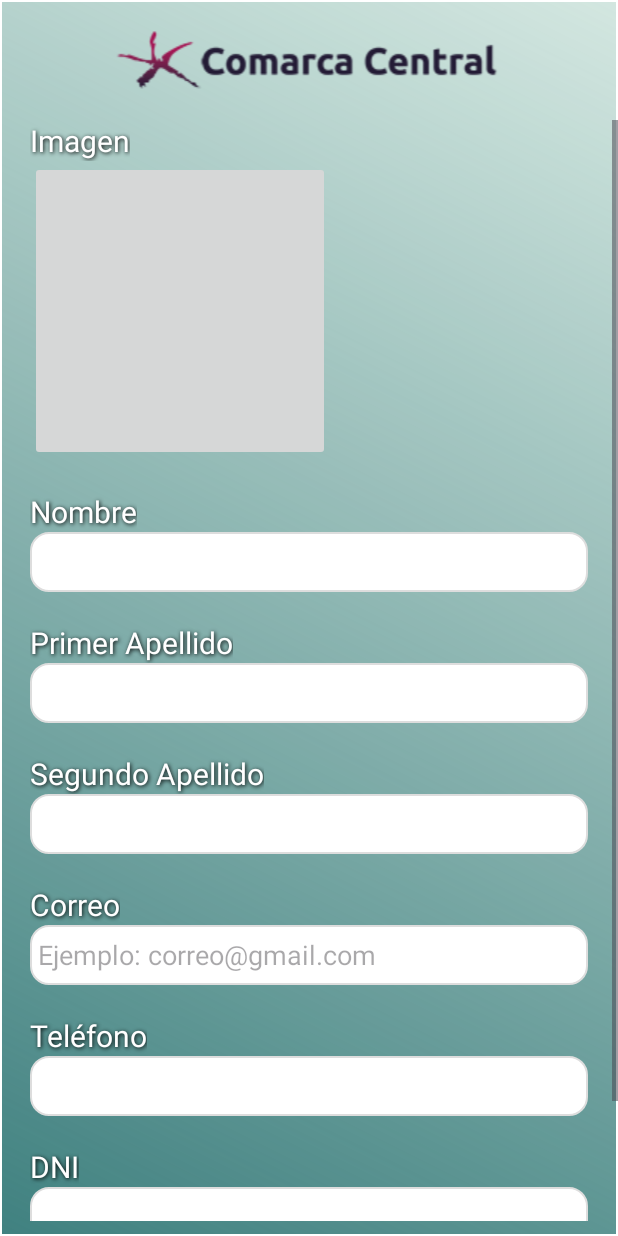
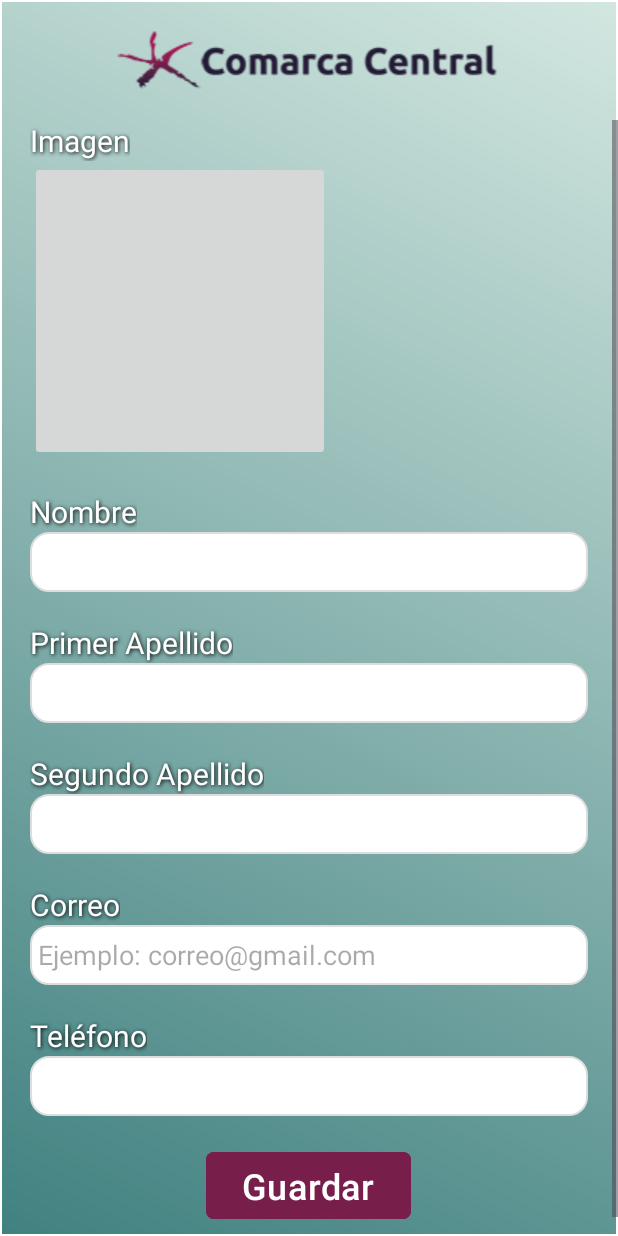
Before and after one commit to IvanFe96/Proyecto_DAM, an Android app: the ModificacionTrabajador screen opened directly, with no data from a screen before it, on a phone screen of 412 x 824 dp. Run offline under Robolectric (Android 15) with nearby library versions, the phone set to English and light mode, and no system bars; our stand-ins replace Firebase (no records; nobody signed in at launch, a user with empty details on screens opened directly), Picasso.

```diff
--- a/app/src/main/AndroidManifest.xml
+++ b/app/src/main/AndroidManifest.xml
@@ -44,7 +44,8 @@
         <activity android:name=".modelo.admo.gestion_trabajadores.Valoraciones" />
         <activity android:name=".modelo.admo.gestion_trabajadores.ListaTrabajadoresIncidencias" />
         <activity android:name=".modelo.admo.gestion_trabajadores.Fichaje" />
-        <activity android:name=".modelo.admo.gestion_trabajadores.AltaModificacionTrabajador" />
+        <activity android:name=".modelo.admo.gestion_trabajadores.AltaTrabajador" />
+        <activity android:name=".modelo.admo.gestion_trabajadores.ModificacionTrabajador" />
         <activity android:name=".modelo.cliente.EleccionCliente" />
         <activity android:name=".modelo.cliente.Valorar" />
         <activity android:name=".modelo.cliente.RegistrarNecesidades" />
--- a/app/src/main/java/com/example/cmct/modelo/admo/adaptadores/AdaptadorVerTrabajadores.java
+++ b/app/src/main/java/com/example/cmct/modelo/admo/adaptadores/AdaptadorVerTrabajadores.java
@@ -16,6 +16,8 @@ import com.example.cmct.clases.Trabajador;
 import com.firebase.ui.firestore.FirestoreRecyclerAdapter;
 import com.firebase.ui.firestore.FirestoreRecyclerOptions;
 import com.google.firebase.firestore.DocumentSnapshot;
+import com.squareup.picasso.MemoryPolicy;
+import com.squareup.picasso.NetworkPolicy;
 import com.squareup.picasso.Picasso;
 
 public class AdaptadorVerTrabajadores extends FirestoreRecyclerAdapter<Trabajador, AdaptadorVerTrabajadores.DatosHolder>{
@@ -39,6 +41,8 @@ public class AdaptadorVerTrabajadores extends FirestoreRecyclerAdapter<Trabajado
         if (modelo.getImagen() != null && !modelo.getImagen().isEmpty()) {
             Picasso.get()
                     .load(modelo.getImagen())
+                    .networkPolicy(NetworkPolicy.NO_CACHE)
+                    .memoryPolicy(MemoryPolicy.NO_CACHE)
                     .placeholder(R.drawable.ic_launcher_foreground) // IMAGEN DE CARGA
                     .error(R.drawable.ic_launcher_foreground) // IMAGEN EN CASO DE ERROR
                     .into(holder.imagen);
--- a/app/src/main/java/com/example/cmct/modelo/admo/gestion_clientes/VerClientes.java
+++ b/app/src/main/java/com/example/cmct/modelo/admo/gestion_clientes/VerClientes.java
@@ -11,7 +11,6 @@ import android.widget.AdapterView;
 import android.widget.ArrayAdapter;
 import android.widget.EditText;
 import android.widget.Spinner;
-import android.widget.Toast;
 
 import androidx.appcompat.app.AlertDialog;
 import androidx.appcompat.app.AppCompatActivity;
@@ -21,8 +20,6 @@ import androidx.recyclerview.widget.RecyclerView;
 import com.example.cmct.R;
 import com.example.cmct.clases.Cliente;
 import com.example.cmct.modelo.admo.adaptadores.AdaptadorVerClientes;
-import com.example.cmct.modelo.admo.adaptadores.AdaptadorVerTrabajadores;
-import com.example.cmct.modelo.admo.gestion_trabajadores.AltaModificacionTrabajador;
 
 import java.util.ArrayList;
 import java.util.Arrays;
--- a/app/src/main/java/com/example/cmct/modelo/admo/gestion_trabajadores/VerTrabajadores.java
+++ b/app/src/main/java/com/example/cmct/modelo/admo/gestion_trabajadores/VerTrabajadores.java
@@ -6,7 +6,6 @@ import android.content.Intent;
 import android.os.Bundle;
 import android.text.Editable;
 import android.text.TextWatcher;
-import android.util.Log;
 import android.view.Gravity;
 import android.view.LayoutInflater;
 import android.view.MenuItem;
@@ -16,7 +15,6 @@ import android.widget.EditText;
 import android.widget.TextView;
 import android.widget.Toast;
 
-import androidx.annotation.Nullable;
 import androidx.appcompat.app.AlertDialog;
 import androidx.appcompat.app.AppCompatActivity;
 import androidx.recyclerview.widget.LinearLayoutManager;
@@ -27,7 +25,6 @@ import com.example.cmct.clases.Administrador;
 import com.example.cmct.clases.Trabajador;
 import com.example.cmct.modelo.admo.adaptadores.AdaptadorVerTrabajadores;
 import com.firebase.ui.firestore.FirestoreRecyclerOptions;
-import com.google.firebase.auth.FirebaseAuth;
 import com.google.firebase.firestore.DocumentSnapshot;
 import com.google.firebase.firestore.FirebaseFirestore;
 import com.google.firebase.firestore.Query;
@@ -110,7 +107,7 @@ public class VerTrabajadores extends AppCompatActivity {
 
     // CLICK DEL BOTON PARA HACER EL FORMULARIO DE ALTA TRABAJADOR
     public void clickBotonAltaTrabajador(View view) {
-        Intent intent = new Intent(this, AltaModificacionTrabajador.class);
+        Intent intent = new Intent(this, AltaTrabajador.class);
         intent.setAction("NUEVO");
         startActivity(intent);
     }
@@ -126,7 +123,7 @@ public class VerTrabajadores extends AppCompatActivity {
             String idUsuario = adaptadorVerTrabajadores.obtenerSnapshot(posicion).getId();
 
             // INICIAR EL INTENT Y PASAR EL ID DEL TRABAJADOR
-            Intent intent = new Intent(this, AltaModificacionTrabajador.class);
+            Intent intent = new Intent(this, ModificacionTrabajador.class);
             intent.putExtra("idusuario", idUsuario);
             intent.setAction("EDITAR");
             startActivity(intent);
@@ -148,7 +145,9 @@ public class VerTrabajadores extends AppCompatActivity {
                     // DAR DE BAJA AL TRABAJADOR
                     administrador.bajaTrabajadorAutenticacion(snapshot, VerTrabajadores.this);
 
+                    // ACTUALIZAR LA LISTA
                     onResume();
+
                     // CERRAR EL DIALOGO
                     dialog.dismiss();
                 }
--- a/app/src/main/res/layout/admo_alta_modificar_trabajador.xml
+++ b/app/src/main/res/layout/admo_alta_trabajador.xml
@@ -5,7 +5,7 @@
     android:id="@+id/main"
     android:layout_width="match_parent"
     android:layout_height="wrap_content"
-    tools:context=".modelo.admo.gestion_trabajadores.AltaModificacionTrabajador"
+    tools:context=".modelo.admo.gestion_trabajadores.AltaTrabajador"
     android:background="@drawable/estilo_fondo"
     android:orientation="vertical">
 
--- /dev/null
+++ b/app/src/main/res/layout/admo_modificar_trabajador.xml
@@ -0,0 +1,175 @@
+<?xml version="1.0" encoding="utf-8"?>
+<LinearLayout xmlns:android="http://schemas.android.com/apk/res/android"
+    xmlns:app="http://schemas.android.com/apk/res-auto"
+    xmlns:tools="http://schemas.android.com/tools"
+    android:id="@+id/main"
+    android:layout_width="match_parent"
+    android:layout_height="wrap_content"
+    tools:context=".modelo.admo.gestion_trabajadores.AltaTrabajador"
+    android:background="@drawable/estilo_fondo"
+    android:orientation="vertical">
+
+
+
+    <ImageView
+        android:id="@+id/imageView"
+        android:layout_width="match_parent"
+        android:layout_height="wrap_content"
+        android:paddingTop="20dp"
+        android:paddingBottom="20dp"
+        app:srcCompat="@drawable/logotipo_horizontal" />
+
+
+
+    <ScrollView
+        android:layout_width="match_parent"
+        android:layout_height="wrap_content"
+        android:layout_marginBottom="10dp">
+
+        <LinearLayout
+            android:layout_width="match_parent"
+            android:layout_height="wrap_content"
+            android:orientation="vertical">
+
+            <TextView
+                android:id="@+id/tvImagen"
+                android:layout_width="wrap_content"
+                android:layout_height="wrap_content"
+                android:layout_marginStart="20dp"
+                style="@style/EstiloTextView"
+                android:text="Imagen"
+                android:textSize="20sp"/>
+
+            <ImageButton
+                android:id="@+id/imagen"
+                android:layout_width="200dp"
+                android:layout_height="200dp"
+                android:layout_marginStart="20dp"
+                android:layout_marginBottom="20dp"
+                android:onClick="clickImagen" />
+
+            <TextView
+                android:id="@+id/tvNombre"
+                android:layout_width="wrap_content"
+                android:layout_height="wrap_content"
+                android:layout_marginStart="20dp"
+                style="@style/EstiloTextView"
+                android:text="Nombre"
+                android:textSize="20sp"/>
+
+            <EditText
+                android:id="@+id/nombre"
+                android:layout_width="match_parent"
+                android:layout_height="40dp"
+                android:layout_marginStart="20dp"
+                android:layout_marginEnd="20dp"
+                android:ems="40"
+                android:inputType="text"
+                android:background="@drawable/estilo_background_campos_texto"
+                android:paddingLeft="5dp"
+                android:paddingRight="5dp"
+                android:layout_marginBottom="20dp" />
+
+            <TextView
+                android:id="@+id/tvApellido1"
+                android:layout_width="wrap_content"
+                android:layout_height="wrap_content"
+                android:layout_marginStart="20dp"
+                style="@style/EstiloTextView"
+                android:text="Primer Apellido"
+                android:textSize="20sp"/>
+
+            <EditText
+                android:id="@+id/apellido1"
+                android:layout_width="match_parent"
+                android:layout_height="40dp"
+                android:layout_marginStart="20dp"
+                android:layout_marginEnd="20dp"
+                android:ems="10"
+                android:inputType="text"
+                android:background="@drawable/estilo_background_campos_texto"
+                android:paddingLeft="5dp"
+                android:paddingRight="5dp"
+                android:layout_marginBottom="20dp"/>
+
+            <TextView
+                android:id="@+id/tvApellido2"
+                android:layout_width="wrap_content"
+                android:layout_height="wrap_content"
+                android:layout_marginStart="20dp"
+                style="@style/EstiloTextView"
+                android:text="Segundo Apellido"
+                android:textSize="20sp"/>
+
+            <EditText
+                android:id="@+id/apellido2"
+                android:layout_width="match_parent"
+                android:layout_height="40dp"
+                android:layout_marginStart="20dp"
+                android:layout_marginEnd="20dp"
+                android:ems="10"
+                android:inputType="text"
+                android:background="@drawable/estilo_background_campos_texto"
+                android:paddingLeft="5dp"
+                android:paddingRight="5dp"
+                android:layout_marginBottom="20dp"/>
+
+            <TextView
+                android:id="@+id/tvCorreo"
+                android:layout_width="wrap_content"
+                android:layout_height="wrap_content"
+                android:layout_marginStart="20dp"
+                style="@style/EstiloTextView"
+                android:text="Correo"
+                android:textSize="20sp"/>
+
+            <EditText
+                android:id="@+id/correo"
+                android:layout_width="match_parent"
+                android:layout_height="40dp"
+                android:layout_marginStart="20dp"
+                android:layout_marginEnd="20dp"
+                android:ems="10"
+                android:inputType="text"
+                android:hint="Ejemplo: correo@gmail.com"
+                android:background="@drawable/estilo_background_campos_texto"
+                android:paddingLeft="5dp"
+                android:paddingRight="5dp"
+                android:layout_marginBottom="20dp"/>
+
+            <TextView
+                android:id="@+id/tvTelefono"
+                android:layout_width="wrap_content"
+                android:layout_height="wrap_content"
+                android:layout_marginStart="20dp"
+                style="@style/EstiloTextView"
+                android:text="Teléfono"
+                android:textSize="20sp"/>
+
+            <EditText
+                android:id="@+id/telefono"
+                android:layout_width="match_parent"
+                android:layout_height="40dp"
+                android:layout_marginEnd="20dp"
+                android:layout_marginStart="20dp"
+                android:ems="10"
+                android:inputType="text"
+                android:background="@drawable/estilo_background_campos_texto"
+                android:paddingLeft="5dp"
+                android:paddingRight="5dp"
+                android:layout_marginBottom="20dp"/>
+
+            <Button
+                android:id="@+id/btnGuardar"
+                android:layout_width="wrap_content"
+                android:layout_height="wrap_content"
+                android:layout_gravity="center"
+                android:backgroundTint="#781E4B"
+                android:onClick="clickBotonGuardar"
+                android:text="Guardar"
+                android:textSize="24sp"
+                app:cornerRadius="5dp"/>
+
+        </LinearLayout>
+    </ScrollView>
+</LinearLayout>
```
Also changed, not shown: app/src/main/java/com/example/cmct/clases/Administrador.java (+133 -8 lines), app/src/main/java/com/example/cmct/modelo/admo/gestion_trabajadores/AltaTrabajador.java (added, +314 -0 lines), app/src/main/java/com/example/cmct/modelo/admo/gestion_trabajadores/ModificacionTrabajador.java (renamed from app/src/main/java/com/example/cmct/modelo/admo/gestion_trabajadores/AltaModificacionTrabajador.java, +30 -65 lines).
